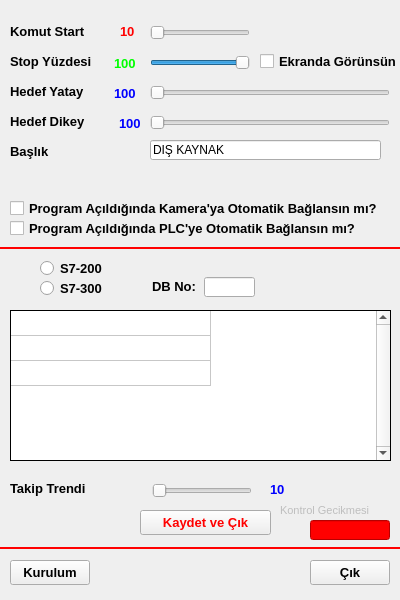
alikanarya/JTW, file settingsform.ui: the form before one commit.
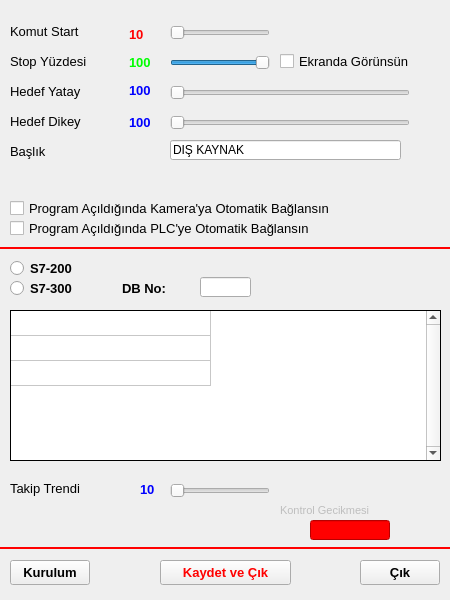
The form after the commit. Icons and pictures are not drawn.

```diff
--- a/settingsform.ui
+++ b/settingsform.ui
@@ -9,7 +9,7 @@
    <rect>
     <x>0</x>
     <y>0</y>
-    <width>400</width>
+    <width>450</width>
     <height>600</height>
    </rect>
   </property>
@@ -21,13 +21,13 @@
   </property>
   <property name="minimumSize">
    <size>
-    <width>400</width>
+    <width>450</width>
     <height>600</height>
    </size>
   </property>
   <property name="maximumSize">
    <size>
-    <width>400</width>
+    <width>450</width>
     <height>600</height>
    </size>
   </property>
@@ -78,8 +78,8 @@
     <font>
      <family>Arial</family>
      <pointsize>10</pointsize>
-     <weight>75</weight>
-     <bold>true</bold>
+     <weight>50</weight>
+     <bold>false</bold>
     </font>
    </property>
    <property name="text">
@@ -89,7 +89,7 @@
   <widget class="QSlider" name="errorLimitSlider">
    <property name="geometry">
     <rect>
-     <x>150</x>
+     <x>170</x>
      <y>20</y>
      <width>100</width>
      <height>25</height>
@@ -111,10 +111,10 @@
   <widget class="QLabel" name="labelErrorLimit">
    <property name="geometry">
     <rect>
-     <x>120</x>
-     <y>23</y>
-     <width>21</width>
-     <height>16</height>
+     <x>129</x>
+     <y>24</y>
+     <width>22</width>
+     <height>21</height>
     </rect>
    </property>
    <property name="font">
@@ -134,8 +134,8 @@
   <widget class="QPushButton" name="saveExitButton">
    <property name="geometry">
     <rect>
-     <x>140</x>
-     <y>510</y>
+     <x>160</x>
+     <y>560</y>
      <width>131</width>
      <height>25</height>
     </rect>
@@ -161,7 +161,7 @@
   <widget class="QPushButton" name="exitButton">
    <property name="geometry">
     <rect>
-     <x>310</x>
+     <x>360</x>
      <y>560</y>
      <width>80</width>
      <height>25</height>
@@ -190,7 +190,7 @@
     <rect>
      <x>10</x>
      <y>310</y>
-     <width>381</width>
+     <width>431</width>
      <height>151</height>
     </rect>
    </property>
@@ -326,7 +326,7 @@
   <widget class="QSlider" name="yResIndexSlider">
    <property name="geometry">
     <rect>
-     <x>152</x>
+     <x>170</x>
      <y>478</y>
      <width>100</width>
      <height>25</height>
@@ -354,7 +354,7 @@
   <widget class="QLabel" name="labelyRes">
    <property name="geometry">
     <rect>
-     <x>270</x>
+     <x>140</x>
      <y>481</y>
      <width>31</width>
      <height>16</height>
@@ -387,8 +387,8 @@
     <font>
      <family>Arial</family>
      <pointsize>10</pointsize>
-     <weight>75</weight>
-     <bold>true</bold>
+     <weight>50</weight>
+     <bold>false</bold>
     </font>
    </property>
    <property name="text">
@@ -400,7 +400,7 @@
     <rect>
      <x>10</x>
      <y>220</y>
-     <width>361</width>
+     <width>431</width>
      <height>17</height>
     </rect>
    </property>
@@ -408,12 +408,12 @@
     <font>
      <family>Arial</family>
      <pointsize>10</pointsize>
-     <weight>75</weight>
-     <bold>true</bold>
+     <weight>50</weight>
+     <bold>false</bold>
     </font>
    </property>
    <property name="text">
-    <string>Program Açıldığında PLC'ye Otomatik Bağlansın mı?</string>
+    <string>Program Açıldığında PLC'ye Otomatik Bağlansın</string>
    </property>
   </widget>
   <widget class="QCheckBox" name="checkCamonBoot">
@@ -421,7 +421,7 @@
     <rect>
      <x>10</x>
      <y>200</y>
-     <width>381</width>
+     <width>421</width>
      <height>17</height>
     </rect>
    </property>
@@ -429,12 +429,12 @@
     <font>
      <family>Arial</family>
      <pointsize>10</pointsize>
-     <weight>75</weight>
-     <bold>true</bold>
+     <weight>50</weight>
+     <bold>false</bold>
     </font>
    </property>
    <property name="text">
-    <string>Program Açıldığında Kamera'ya Otomatik Bağlansın mı?</string>
+    <string>Program Açıldığında Kamera'ya Otomatik Bağlansın</string>
    </property>
   </widget>
   <widget class="Line" name="line">
@@ -442,7 +442,7 @@
     <rect>
      <x>0</x>
      <y>540</y>
-     <width>400</width>
+     <width>450</width>
      <height>16</height>
     </rect>
    </property>
@@ -464,7 +464,7 @@
     <rect>
      <x>0</x>
      <y>240</y>
-     <width>400</width>
+     <width>450</width>
      <height>16</height>
     </rect>
    </property>
@@ -484,7 +484,7 @@
   <widget class="QRadioButton" name="radio200">
    <property name="geometry">
     <rect>
-     <x>40</x>
+     <x>10</x>
      <y>260</y>
      <width>82</width>
      <height>17</height>
@@ -508,7 +508,7 @@
   <widget class="QRadioButton" name="radio300">
    <property name="geometry">
     <rect>
-     <x>40</x>
+     <x>10</x>
      <y>280</y>
      <width>82</width>
      <height>17</height>
@@ -532,10 +532,10 @@
   <widget class="QLabel" name="label_3">
    <property name="geometry">
     <rect>
-     <x>152</x>
+     <x>122</x>
      <y>280</y>
-     <width>46</width>
-     <height>13</height>
+     <width>61</width>
+     <height>16</height>
     </rect>
    </property>
    <property name="font">
@@ -553,7 +553,7 @@
   <widget class="QLineEdit" name="editDBNo">
    <property name="geometry">
     <rect>
-     <x>204</x>
+     <x>200</x>
      <y>277</y>
      <width>51</width>
      <height>20</height>
@@ -644,7 +644,7 @@
   <widget class="QSlider" name="targetSlider">
    <property name="geometry">
     <rect>
-     <x>150</x>
+     <x>170</x>
      <y>80</y>
      <width>240</width>
      <height>25</height>
@@ -679,8 +679,8 @@
     <font>
      <family>Arial</family>
      <pointsize>10</pointsize>
-     <weight>75</weight>
-     <bold>true</bold>
+     <weight>50</weight>
+     <bold>false</bold>
     </font>
    </property>
    <property name="text">
@@ -690,10 +690,10 @@
   <widget class="QLabel" name="labelTarget">
    <property name="geometry">
     <rect>
-     <x>114</x>
-     <y>83</y>
-     <width>31</width>
-     <height>20</height>
+     <x>129</x>
+     <y>80</y>
+     <width>33</width>
+     <height>21</height>
     </rect>
    </property>
    <property name="font">
@@ -723,8 +723,8 @@
     <font>
      <family>Arial</family>
      <pointsize>10</pointsize>
-     <weight>75</weight>
-     <bold>true</bold>
+     <weight>50</weight>
+     <bold>false</bold>
     </font>
    </property>
    <property name="text">
@@ -734,10 +734,10 @@
   <widget class="QLabel" name="labelTargetVert">
    <property name="geometry">
     <rect>
-     <x>119</x>
-     <y>113</y>
-     <width>31</width>
-     <height>20</height>
+     <x>129</x>
+     <y>112</y>
+     <width>33</width>
+     <height>21</height>
     </rect>
    </property>
    <property name="font">
@@ -757,7 +757,7 @@
   <widget class="QSlider" name="targetVertSlider">
    <property name="geometry">
     <rect>
-     <x>150</x>
+     <x>170</x>
      <y>110</y>
      <width>240</width>
      <height>25</height>
@@ -782,10 +782,10 @@
   <widget class="QLabel" name="labelErrorScale">
    <property name="geometry">
     <rect>
-     <x>114</x>
-     <y>53</y>
-     <width>31</width>
-     <height>20</height>
+     <x>129</x>
+     <y>52</y>
+     <width>33</width>
+     <height>21</height>
     </rect>
    </property>
    <property name="font">
@@ -805,7 +805,7 @@
   <widget class="QSlider" name="errorScaleSlider">
    <property name="geometry">
     <rect>
-     <x>150</x>
+     <x>170</x>
      <y>50</y>
      <width>100</width>
      <height>25</height>
@@ -840,8 +840,8 @@
     <font>
      <family>Arial</family>
      <pointsize>10</pointsize>
-     <weight>75</weight>
-     <bold>true</bold>
+     <weight>50</weight>
+     <bold>false</bold>
     </font>
    </property>
    <property name="text">
@@ -851,9 +851,9 @@
   <widget class="QCheckBox" name="checkErrorStopVisible">
    <property name="geometry">
     <rect>
-     <x>260</x>
+     <x>280</x>
      <y>53</y>
-     <width>141</width>
+     <width>171</width>
      <height>17</height>
     </rect>
    </property>
@@ -861,8 +861,8 @@
     <font>
      <family>Arial</family>
      <pointsize>10</pointsize>
-     <weight>75</weight>
-     <bold>true</bold>
+     <weight>50</weight>
+     <bold>false</bold>
     </font>
    </property>
    <property name="text">
@@ -882,8 +882,8 @@
     <font>
      <family>Arial</family>
      <pointsize>10</pointsize>
-     <weight>75</weight>
-     <bold>true</bold>
+     <weight>50</weight>
+     <bold>false</bold>
     </font>
    </property>
    <property name="text">
@@ -893,7 +893,7 @@
   <widget class="QLineEdit" name="editTitle">
    <property name="geometry">
     <rect>
-     <x>150</x>
+     <x>170</x>
      <y>140</y>
      <width>231</width>
      <height>20</height>
```
